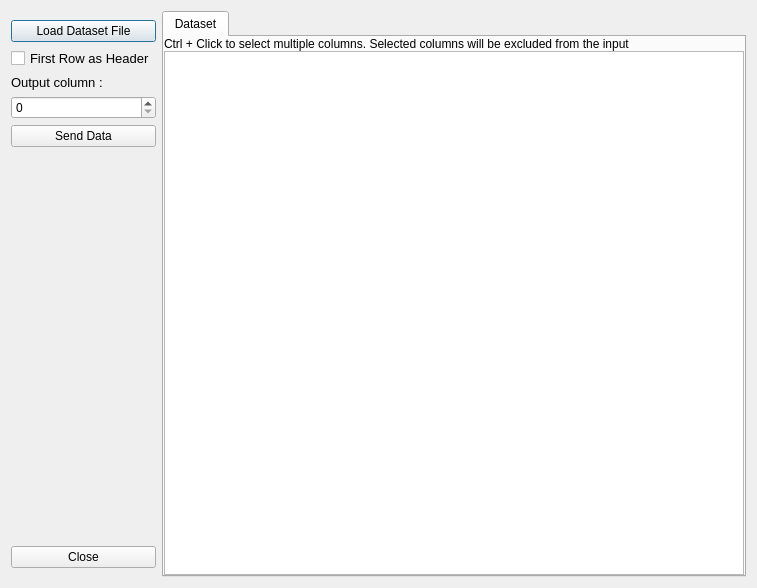
Old version of the form _IOPlugins/CSVImport/CSVImport.ui in the repository b4silio/MLDemos.
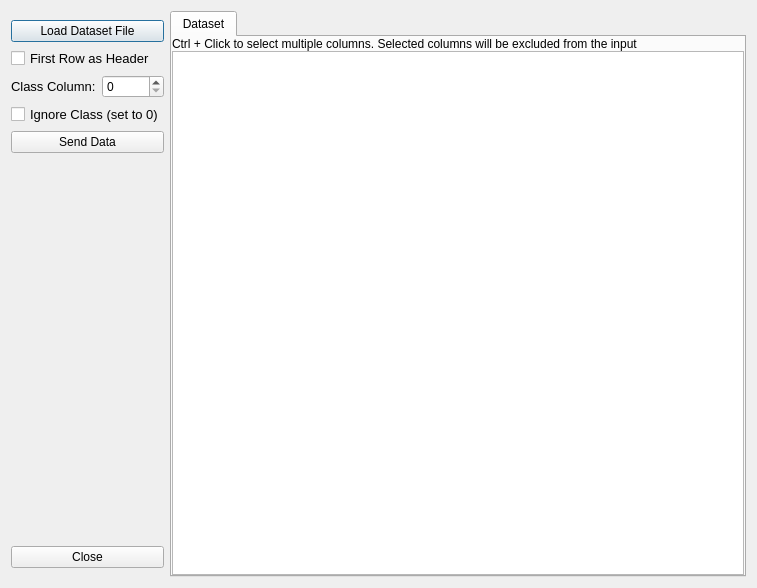
New version of the form.

Commit message: - Added the possibility to select the dimension for regression output - Gotten regression to work on multi-dimensional data - Added the possibility to NOT have a class label in the CSV data import panel

The edit to the form file:
```diff
--- a/_IOPlugins/CSVImport/CSVImport.ui
+++ b/_IOPlugins/CSVImport/CSVImport.ui
@@ -40,14 +40,14 @@
        <height>0</height>
       </size>
      </property>
-     <layout class="QVBoxLayout" name="verticalLayout">
+     <layout class="QGridLayout" name="gridLayout_2">
       <property name="leftMargin">
        <number>0</number>
       </property>
       <property name="rightMargin">
        <number>0</number>
       </property>
-      <item>
+      <item row="0" column="0" colspan="2">
        <widget class="QPushButton" name="loadFile">
         <property name="font">
          <font>
@@ -62,7 +62,7 @@
         </property>
        </widget>
       </item>
-      <item>
+      <item row="1" column="0" colspan="2">
        <widget class="QCheckBox" name="headerCheck">
         <property name="font">
          <font>
@@ -74,7 +74,7 @@
         </property>
        </widget>
       </item>
-      <item>
+      <item row="2" column="0">
        <widget class="QLabel" name="label">
         <property name="font">
          <font>
@@ -82,14 +82,11 @@
          </font>
         </property>
         <property name="text">
-         <string>Output column :</string>
+         <string>Class Column:</string>
         </property>
        </widget>
       </item>
-      <item>
-       <widget class="QSpinBox" name="spinBox"/>
-      </item>
-      <item>
+      <item row="5" column="0" colspan="2">
        <widget class="QPushButton" name="dumpButton">
         <property name="text">
          <string>Send Data</string>
@@ -111,7 +108,7 @@
         </layout>
        </widget>
       </item>
-      <item>
+      <item row="7" column="0" colspan="2">
        <spacer name="verticalSpacer">
         <property name="orientation">
          <enum>Qt::Vertical</enum>
@@ -124,7 +121,7 @@
         </property>
        </spacer>
       </item>
-      <item>
+      <item row="8" column="0" colspan="2">
        <widget class="QPushButton" name="closeButton">
         <property name="font">
          <font>
@@ -136,6 +133,21 @@
         </property>
        </widget>
       </item>
+      <item row="2" column="1">
+       <widget class="QSpinBox" name="classColumnSpin"/>
+      </item>
+      <item row="4" column="0" colspan="2">
+       <widget class="QCheckBox" name="classIgnoreCheck">
+        <property name="font">
+         <font>
+          <pointsize>10</pointsize>
+         </font>
+        </property>
+        <property name="text">
+         <string>Ignore Class (set to 0)</string>
+        </property>
+       </widget>
+      </item>
      </layout>
     </widget>
    </item>
```
Left out of the diff: 2 changed lines with no effect on the pictures. The commit also changes 29 other files.
